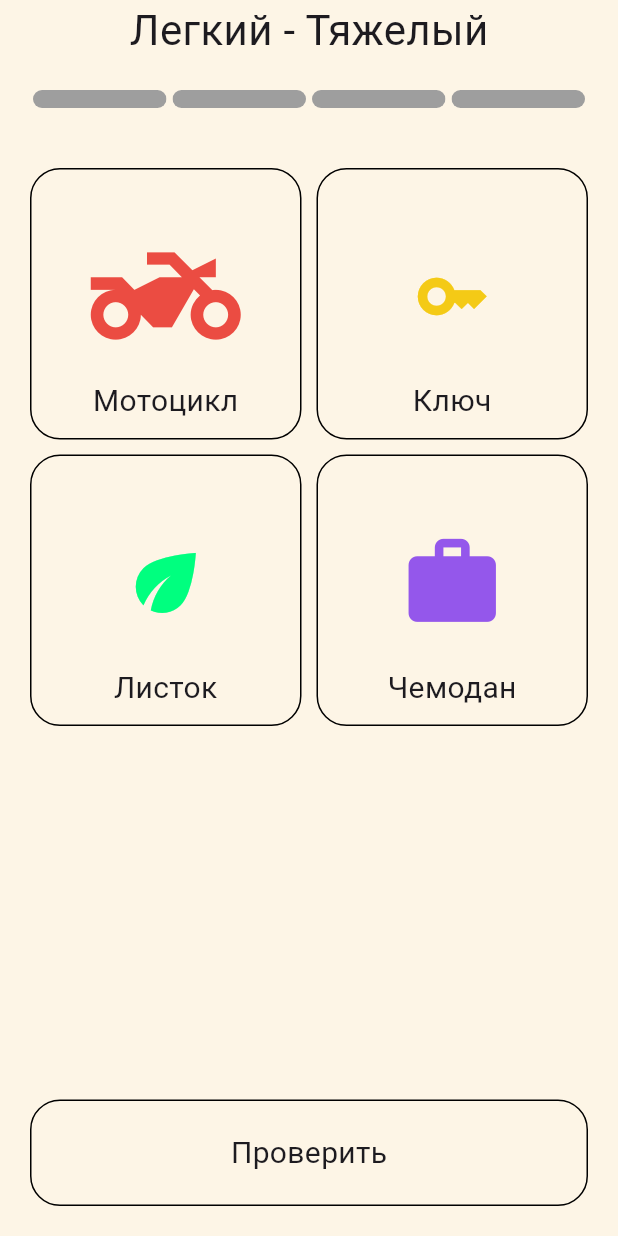
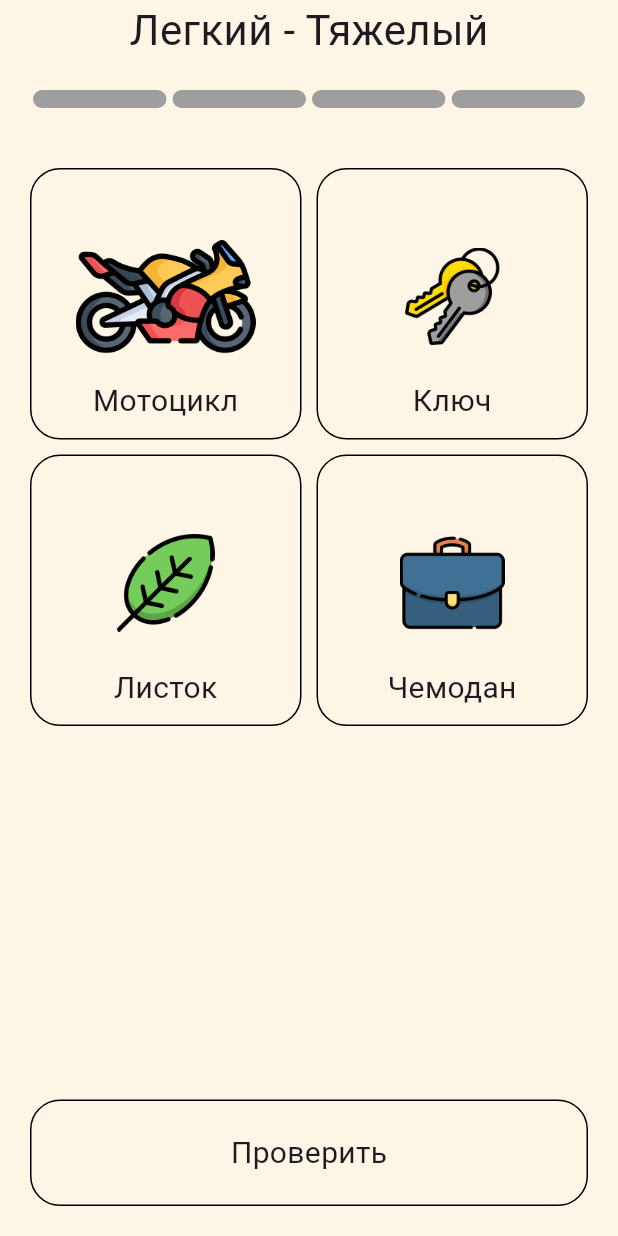
Before and after one commit to nikolay-potehin/umnyashka, a Flutter app: the screen it shows after launch, after a tap on the "play arrow" icon, on a phone screen of 412 x 824 dp. Run offline on Flutter 3.47's test engine with Material 3 defaults, Android fonts, the phone set to English and light mode, and no system bars; drawn by our look-alikes of step_progress_indicator; our stand-ins replace get, just_audio.

Commit message:
adds drawen_images

```diff
--- a/lib/core/constants/icons.dart
+++ b/lib/core/constants/icons.dart
@@ -1,10 +1,16 @@
 import 'package:flutter/material.dart';
-import 'package:umnyashka/core/constants/theme.dart';
 
 abstract class UIcons {
-  static Widget get motorbike => Icon(Icons.two_wheeler, size: 100, color: UTheme.red);
-  static Widget get key => Icon(Icons.key, size: 50, color: UTheme.yellow);
-  static Widget get leaf => Icon(Icons.eco, size: 60, color: UTheme.success);
-  static Widget get bag => Icon(Icons.work, size: 70, color: UTheme.purple);
-  static Widget get sofa => Icon(Icons.chair, size: 90, color: UTheme.blue);
+  static Widget get motorbike =>
+      Image.asset('assets/images/motorbike.png', width: 120, height: 120);
+  static Widget get key => Image.asset('assets/images/key-chain.png', width: 65, height: 65);
+  static Widget get leaf => Image.asset('assets/images/leaf.png', width: 65, height: 65);
+  static Widget get bag => Image.asset('assets/images/suitcase.png', width: 70, height: 70);
+  static Widget get sofa => Image.asset('assets/images/seater-sofa.png', width: 110, height: 110);
+
+  // static Widget get motorbike => Icon(Icons.two_wheeler, size: 100, color: UTheme.red);
+  // static Widget get key => Icon(Icons.key, size: 50, color: UTheme.yellow);
+  // static Widget get leaf => Icon(Icons.eco, size: 60, color: UTheme.success);
+  // static Widget get bag => Icon(Icons.work, size: 70, color: UTheme.purple);
+  // static Widget get sofa => Icon(Icons.chair, size: 90, color: UTheme.blue);
 }
--- a/pubspec.yaml
+++ b/pubspec.yaml
@@ -64,6 +64,7 @@ flutter:
   assets:
     - assets/sounds/
     - assets/voices/
+    - assets/images/
 
   # An image asset can refer to one or more resolution-specific "variants", see
   # https://flutter.dev/assets-and-images/#resolution-aware
```
Also changed, not shown: assets/images/hamburger.png (added), assets/images/key-chain.png (added), assets/images/leaf.png (added), assets/images/motorbike.png (added), assets/images/seater-sofa.png (added), assets/images/suitcase.png (added).
